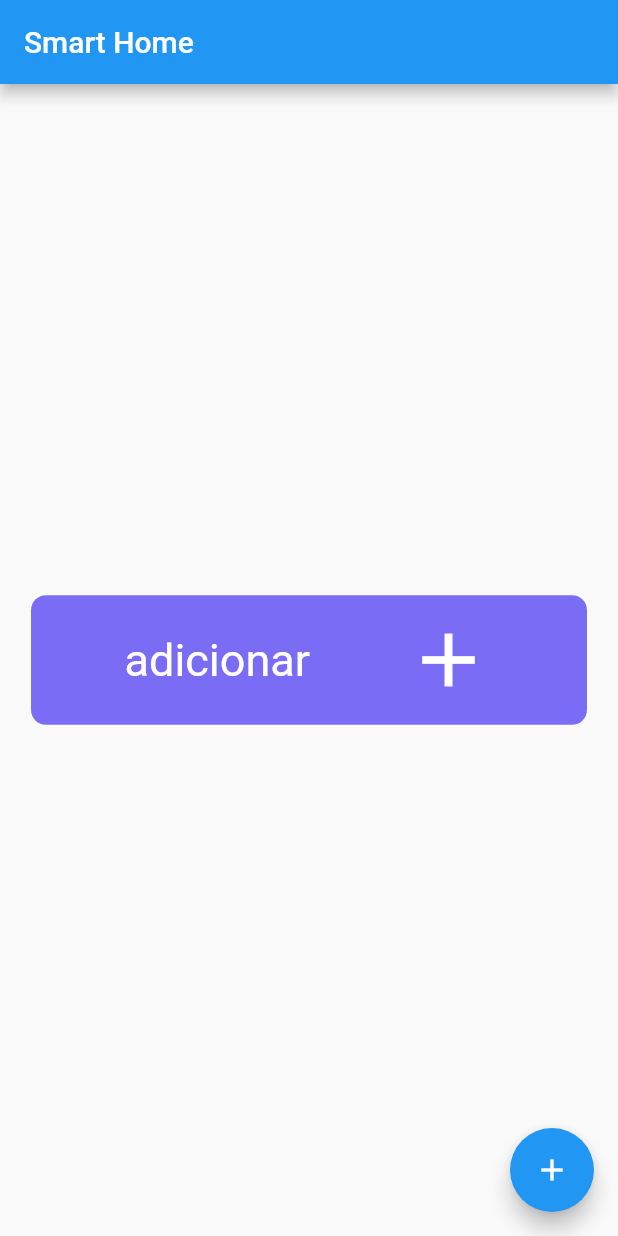
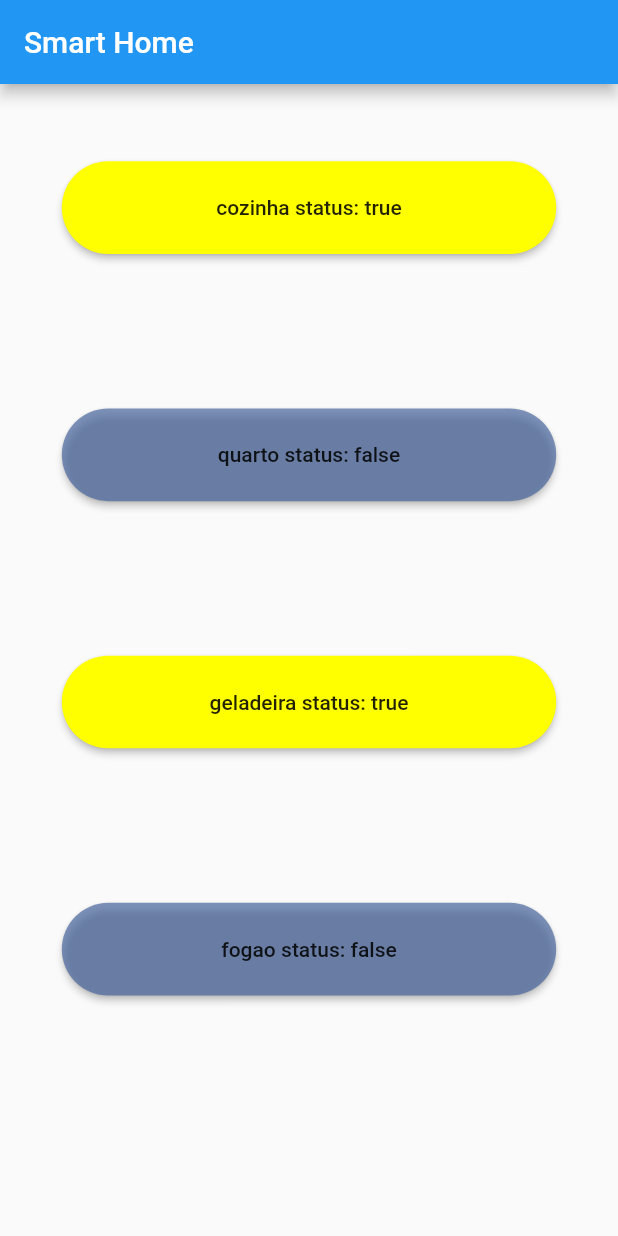
Before and after one commit to matiasfilho81/smart_home, a Flutter app: the screen it shows after launch, on a phone screen of 412 x 824 dp. Run offline on Flutter 3.47's test engine with Material 2 defaults, Android fonts, the phone set to English and light mode, and no system bars.

Commit message:
botoes com estado

```diff
--- a/lib/main.dart
+++ b/lib/main.dart
@@ -32,6 +32,9 @@ class MyHomePage extends StatefulWidget {
 class _MyHomePageState extends State<MyHomePage> {
   int _counter = 0;
 
+  List<bool> _list = [true, false, true, false];
+  List<String> _list2 = ["cozinha", "quarto", "geladeira", "fogao"];
+
   void _incrementCounter() {
     setState(() {
       _counter++;
@@ -48,35 +51,46 @@ class _MyHomePageState extends State<MyHomePage> {
         title: Text(widget.title),
       ),
       body: Center(
-        child: Container(
-          width: setHeight(300),
-          height: setHeight(70),
-          decoration: BoxDecoration(
-            borderRadius: BorderRadius.circular(10),
-            color: AppConsts.cornflower,
-          ),
-          child: Row(
-            mainAxisSize: MainAxisSize.max,
-            mainAxisAlignment: MainAxisAlignment.spaceEvenly,
-            children: [
-              Text(
-                'adicionar',
-                style: TextStyle(color: AppConsts.textOnPrimary, fontSize: 30.0),
-              ),
-              Icon(
-                Icons.add,
-                color: AppConsts.textOnPrimary,
-                size: 60.0,
-              ),
-            ],
-          ),
-        ),
+        child: ListView(children: _buildButtons()),
       ),
-      floatingActionButton: FloatingActionButton(
-        onPressed: _incrementCounter,
-        tooltip: 'Increment',
-        child: Icon(Icons.add),
-      ), // This trailing comma makes auto-formatting nicer for build methods.
+      // floatingActionButton: FloatingActionButton(
+      //   onPressed: _incrementCounter,
+      //   tooltip: 'Increment',
+      //   child: Icon(Icons.add),
+      // ), // This trailing comma makes auto-formatting nicer for build methods.
     );
   }
+
+  List<Widget> _buildButtons() {
+    List<Widget> listButtons = List.generate(_list.length, (i) {
+      return Container(
+        height: MediaQuery.of(context).size.height / 5,
+        width: MediaQuery.of(context).size.width,
+        child: Column(
+          mainAxisAlignment: MainAxisAlignment.center,
+          mainAxisSize: MainAxisSize.max,
+          children: [
+            Padding(
+              padding: EdgeInsets.all(setHeight(8)),
+              child: Container(
+                width: setWidth(300),
+                height: setHeight(50),
+                child: RaisedButton(
+                  shape: RoundedRectangleBorder(borderRadius: BorderRadius.circular(50)),
+                  color: _list[i] ? AppConsts.yellowBasic : AppConsts.blurple,
+                  onPressed: () {
+                    setState(() {
+                      _list[i] = !_list[i];
+                    });
+                  },
+                  child: Text("${_list2[i]} status: ${_list[i]}"),
+                ),
+              ),
+            ),
+          ],
+        ),
+      );
+    });
+    return listButtons;
+  }
 }
--- a/lib/utils/consts.dart
+++ b/lib/utils/consts.dart
@@ -23,6 +23,8 @@ class AppConsts {
     widthSize = size;
     widthPercentage = widthSize / xdWidhtSize;
   }
+
+  static int radiusBotton = 50;
 
   static Color backgroundColor = const Color(0xffffffff);
   static Color altBackgroundColor = const Color(0xffdddde5);
```
